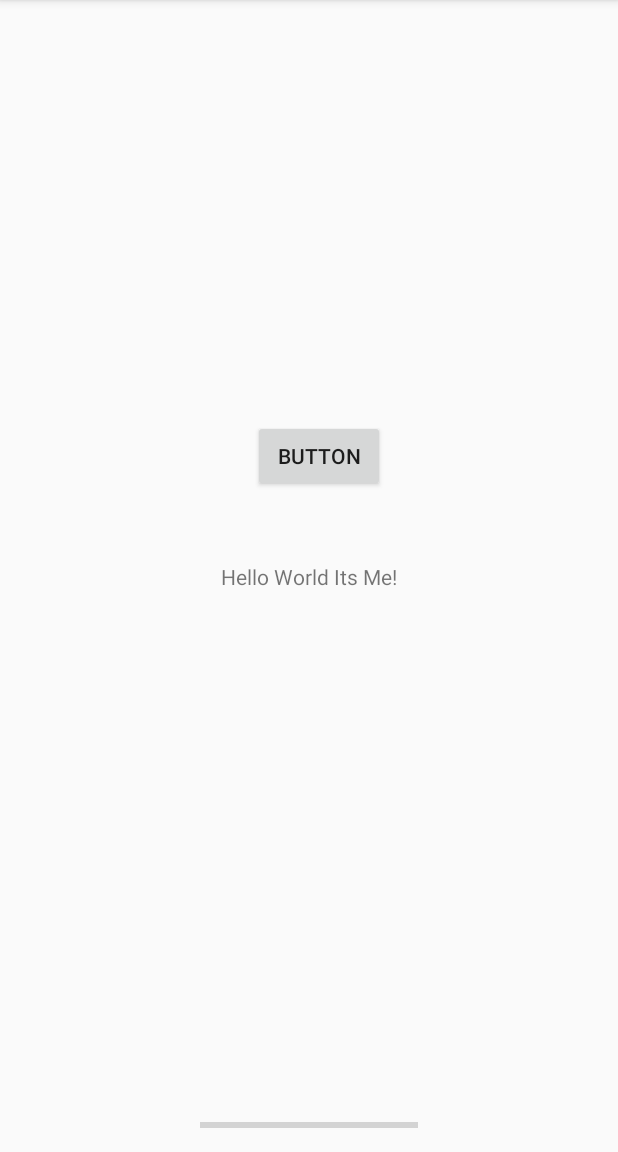
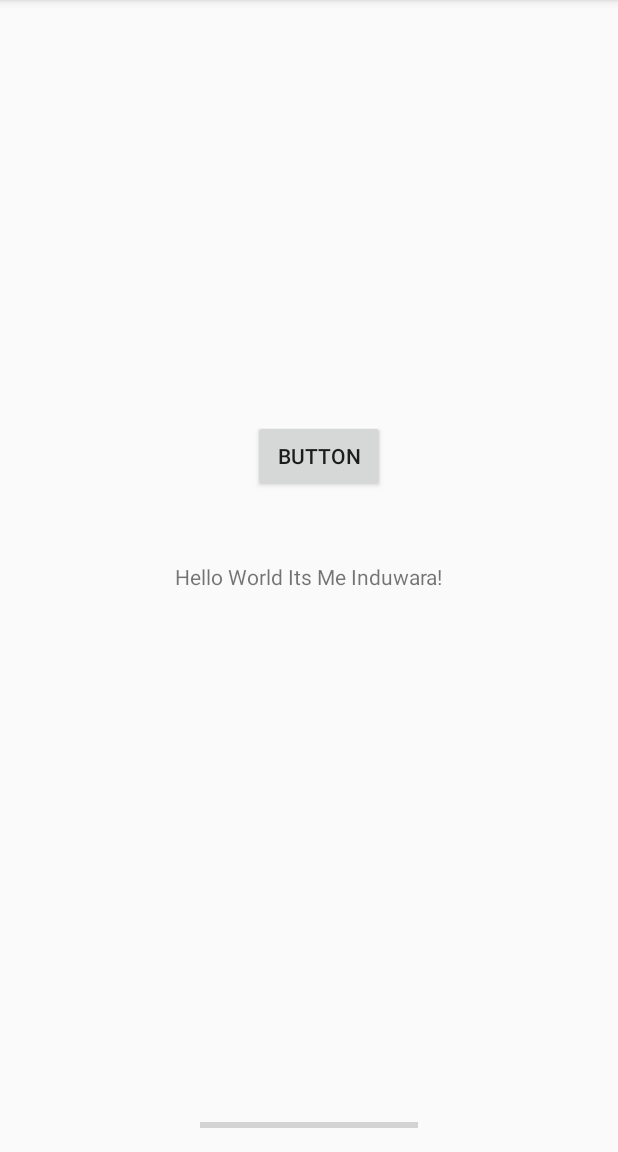
Before and after one commit to induwara99/first, an Android app: the screen it shows after launch (MainActivity), on a phone screen of 412 x 824 dp, the part 84-1236 px from its top. Run offline under Robolectric (Android 15) with nearby library versions, the phone set to English and light mode, and no system bars.

Commit message:
Name Add

```diff
--- a/app/src/main/res/layout/activity_main.xml
+++ b/app/src/main/res/layout/activity_main.xml
@@ -9,7 +9,7 @@
     <TextView
         android:layout_width="wrap_content"
         android:layout_height="wrap_content"
-        android:text="Hello World Its Me!"
+        android:text="Hello World Its Me Induwara!"
         app:layout_constraintBottom_toBottomOf="parent"
         app:layout_constraintLeft_toLeftOf="parent"
         app:layout_constraintRight_toRightOf="parent"
```
